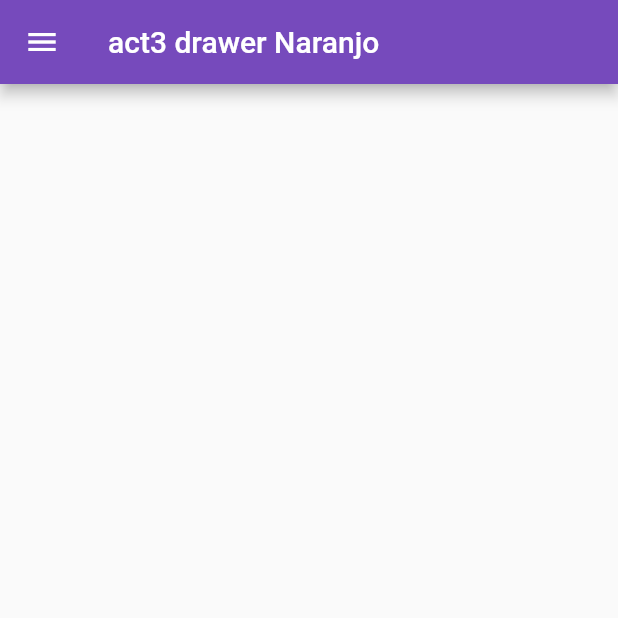
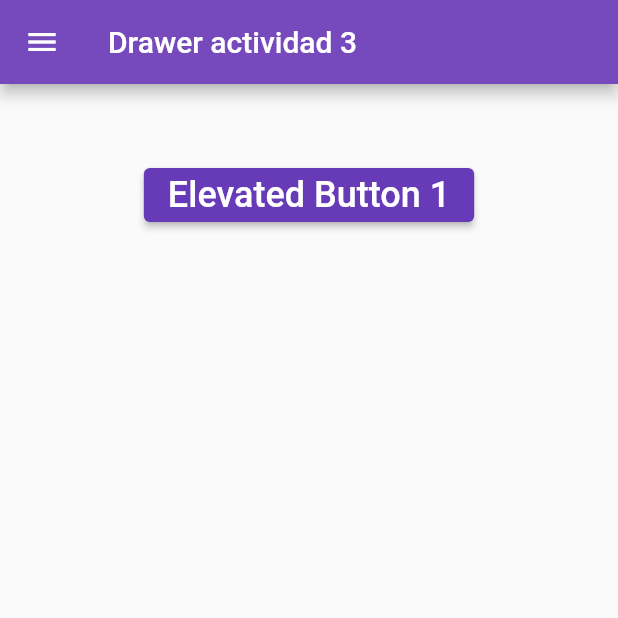
Before and after one commit to EverRaulNaranjoLopez/Drawerflutlab, a Flutter app: the screen it shows after launch, on a phone screen of 412 x 824 dp, the top half of it. Run offline on Flutter 3.47's test engine with Material 2 defaults, Android fonts, the phone set to English and light mode, and no system bars.

Commit message:
Update main.dart

```diff
--- a/lib/main.dart
+++ b/lib/main.dart
@@ -1,57 +1,49 @@
 import 'package:flutter/material.dart';
 
-void main() => runApp(MyApp());
+void main() => runApp(const MyApp());
 
 class MyApp extends StatelessWidget {
   const MyApp({super.key});
-  static const String _title = 'drawerFlutter';
+  static const String _title = 'Drawer en Flutter';
 // This widget is the root of your application.
   @override
   Widget build(BuildContext context) {
     return MaterialApp(
       title: _title,
       theme: ThemeData(
-        primarySwatch: Colors.blue,
+        primarySwatch: Colors.deepPurple,
       ),
       debugShowCheckedModeBanner: false,
-      home: MyHomePage(),
+      home: const MyHomePage(),
     );
   }
 }
 
 class MyHomePage extends StatefulWidget {
-  const MyHomePage({super.key});
-
+  const MyHomePage({Key? key}) : super(key: key);
   @override
-  _MyHomePageState createState() => _MyHomePageState();
+  State<MyHomePage> createState() => _MyHomePageState();
 }
 
 class _MyHomePageState extends State<MyHomePage> {
+  final GlobalKey<ScaffoldState> _key = GlobalKey();
   @override
   Widget build(BuildContext context) {
-    // This method is rerun every time setState is called, for instance as done
-    // by the _incrementCounter method above.
-    //
-    // The Flutter framework has been optimized to make rerunning build methods
-    // fast, so that you can just rebuild anything that needs updating rather
-    // than having to individually change instances of widgets.
     return Scaffold(
       appBar: AppBar(
-        // Here we take the value from the MyHomePage object that was created by
-        // the App.build method, and use it to set our appbar title.
-        title: Text('act3 drawer Naranjo'),
+        title: const Text('Drawer actividad 3'),
         backgroundColor: const Color(0xff764abc),
       ),
+      key: _key,
       drawer: Drawer(
         child: ListView(
-          // Important: Remove any padding from the ListView.
           padding: EdgeInsets.zero,
           children: [
             const UserAccountsDrawerHeader(
               // <-- SEE HERE
               decoration: BoxDecoration(color: const Color(0xff764abc)),
               accountName: Text(
-                "Ever Raul Naranjo Lopez",
+                "Ever Naranjo",
                 style: TextStyle(
                   fontWeight: FontWeight.bold,
                 ),
@@ -75,21 +67,37 @@ class _MyHomePageState extends State<MyHomePage> {
             ),
             ListTile(
               leading: Icon(
-                Icons.train,
+                Icons.apple,
               ),
-              title: const Text('Page 2'),
+              title: const Text('Pagina 2'),
               onTap: () {
                 Navigator.pop(context);
               },
             ),
             ListTile(
               leading: Icon(
-                Icons.add_a_photo,
+                Icons.pedal_bike,
               ),
-              title: const Text('Page 3'),
+              title: const Text('Pagina 3'),
               onTap: () {
                 Navigator.pop(context);
               },
+            ),
+            AboutListTile(
+              // <-- SEE HERE
+              icon: Icon(
+                Icons.info,
+              ),
+              child: Text('About app'),
+              applicationIcon: Icon(
+                Icons.local_play,
+              ),
+              applicationName: 'Mi aplicacion',
+              applicationVersion: '1.0.25',
+              applicationLegalese: '© 2023 ',
+              aboutBoxChildren: [
+                ///Content goes here...
+              ],
             ),
           ],
         ),
@@ -100,9 +108,17 @@ class _MyHomePageState extends State<MyHomePage> {
           SizedBox(
             height: 50,
           ),
-          ],
+          ElevatedButton(
+            onPressed: () {
+              _key.currentState!.openDrawer(); //<-- SEE HERE
+            },
+            child: const Text(
+              'Elevated Button 1',
+              style: TextStyle(fontSize: 24),
             ),
           ),
+        ],
+      )),
     );
   }
 }
```
Lines whose indentation alone changed are shown as unchanged.
